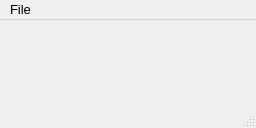
The window that mainwindow.ui (Pinadva/Job) describes before a commit, drawn with Qt 5.
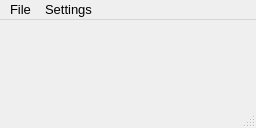
The same window after the commit. Icons and pictures are not drawn.

```diff
--- a/mainwindow.ui
+++ b/mainwindow.ui
@@ -69,7 +69,14 @@
     </property>
     <addaction name="actionSelect_photos"/>
    </widget>
+   <widget class="QMenu" name="menuSettings">
+    <property name="title">
+     <string>Settings</string>
+    </property>
+    <addaction name="actionAdd_tags"/>
+   </widget>
    <addaction name="menuFile"/>
+   <addaction name="menuSettings"/>
   </widget>
   <widget class="QStatusBar" name="statusbar"/>
   <action name="actionSelect_photos">
```
Left out of the diff: 10 changed lines with no effect on the pictures.
